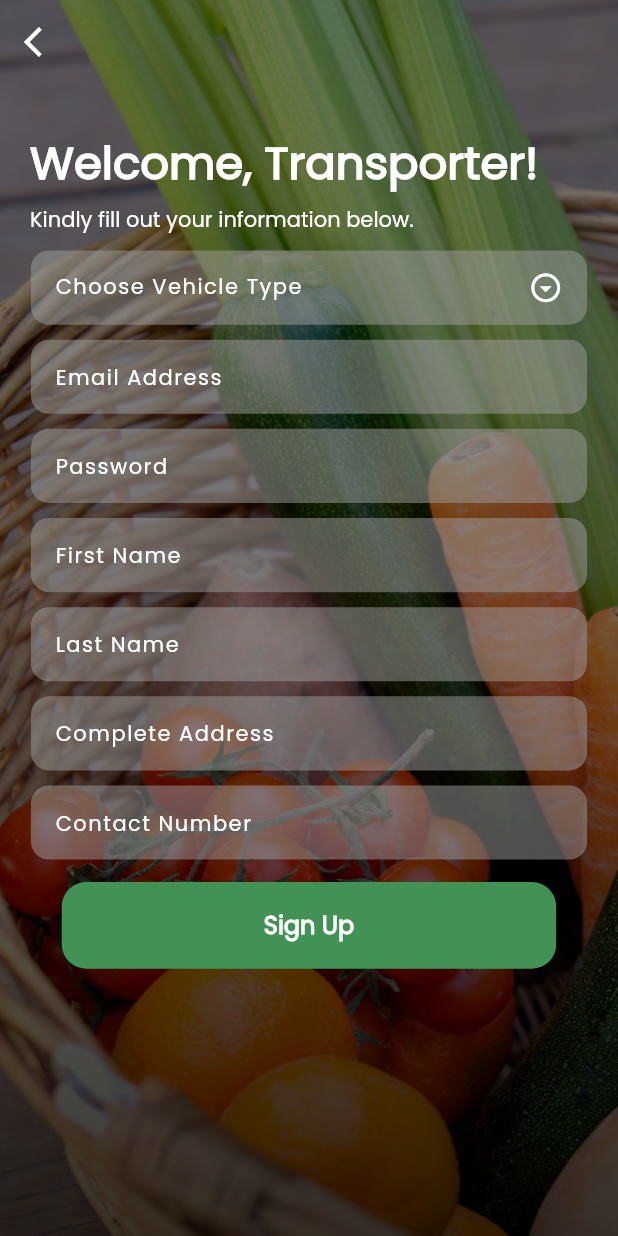
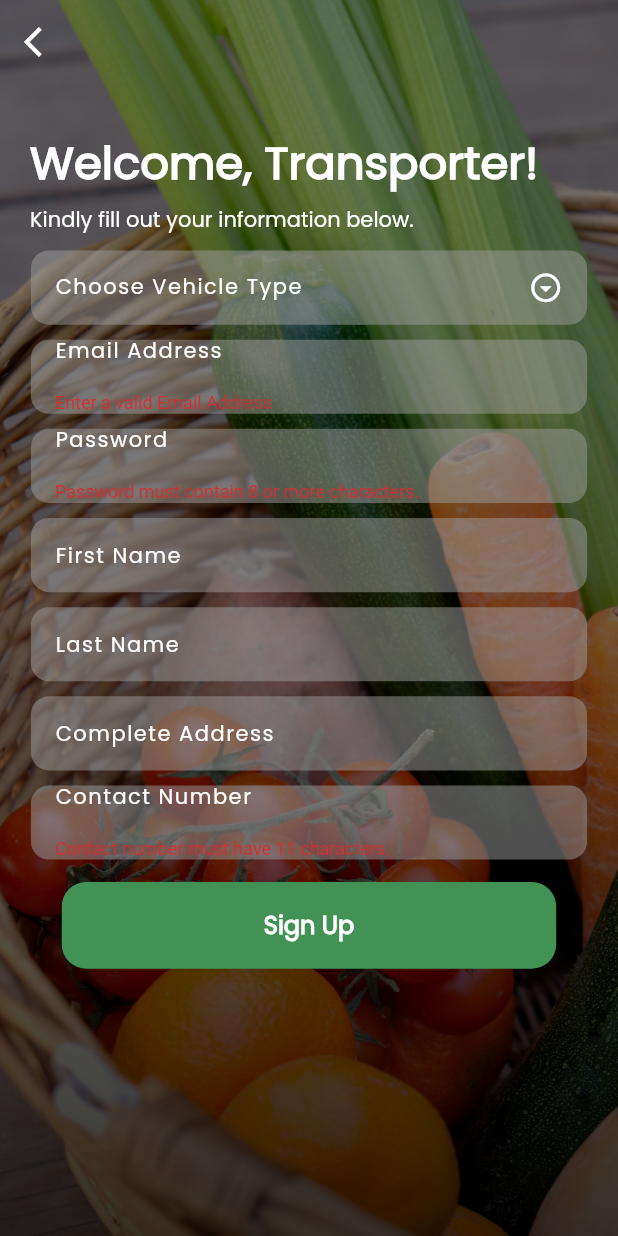
Before and after one commit to gailmaac/Croptivate, a Flutter app: the RegisterTransporter screen opened by its route, after a tap on "Sign Up", on a phone screen of 412 x 824 dp. Run offline on Flutter 3.47's test engine with Material 2 defaults, Android fonts, the phone set to English and light mode, and no system bars; our stand-ins replace cloud_firestore, firebase_auth, firebase_core, flutter_spinkit; accounts and stored records are empty.

Commit message:
Update register_transporter.dart

```diff
--- a/croptivate_app/lib/screens/authentication/register_transporter.dart
+++ b/croptivate_app/lib/screens/authentication/register_transporter.dart
@@ -1,4 +1,6 @@
 import 'package:croptivate_app/pallete.dart';
+import 'package:croptivate_app/services/auth.dart';
+import 'package:croptivate_app/shared/loading.dart';
 import 'package:croptivate_app/widgets/backgroundimage.dart';
 import 'package:croptivate_app/widgets/heading_account.dart';
 import 'package:croptivate_app/widgets/subtext.dart';
@@ -15,9 +17,20 @@ class RegisterTransporter extends StatefulWidget {
 
 class _RegisterTransporterState extends State<RegisterTransporter> {
 
+  final AuthService _auth = AuthService();
+  final _formKey = GlobalKey<FormState>();
+  bool loading = false;
 
   var myInitialItem;
 
+  String email = '';
+  String password = '';
+  String fname = '';
+  String lname = '';
+  String loc = '';
+  String cnum = '';
+
+  String error = '';
 
   List<String> myItems = [
     "Truck",
@@ -28,12 +41,14 @@ List<String> myItems = [
   @override
   Widget build(BuildContext context) {
     Size size = MediaQuery.of(context).size;
-    return Stack(
+    return loading ? Loading() : Stack(
       children: [
         BackgroundImage(image: "assets/vegetable4.jpg"),
         Scaffold(
           backgroundColor: Colors.transparent,
           body: SingleChildScrollView(
+            child: Form(
+              key: _formKey,
               child: Container(
                 child: Column(
                   children: [
@@ -95,7 +110,11 @@ List<String> myItems = [
                           borderRadius: BorderRadius.circular(12),
                         ),
                         child: Center(
-                        child: TextField(
+                          child: TextFormField(
+                            validator: (val) => val!.isEmpty ? 'Enter a valid Email Address' : null,
+                            onChanged: (val) {
+                              setState(() => email = val);
+                              },
                             decoration: InputDecoration(
                               border: InputBorder.none,
                               hintText: "Email Address",
@@ -121,7 +140,11 @@ List<String> myItems = [
                           borderRadius: BorderRadius.circular(12),
                         ),
                         child: Center(
-                        child: TextField(
+                          child: TextFormField(
+                          validator: (val) => val!.length < 8 ? 'Password must contain 8 or more characters.' : null,
+                          onChanged: (val) {
+                          setState(() => password = val);
+                          },
                             decoration: InputDecoration(
                               border: InputBorder.none,
                               hintText: "Password",
@@ -148,7 +171,10 @@ List<String> myItems = [
                           borderRadius: BorderRadius.circular(12),
                         ),
                         child: Center(
-                        child: TextField(
+                          child: TextFormField(
+                            onChanged: (val) {
+                            setState(() => fname = val);
+                            },
                             decoration: InputDecoration(
                               border: InputBorder.none,
                               hintText: "First Name",
@@ -174,7 +200,10 @@ List<String> myItems = [
                           borderRadius: BorderRadius.circular(12),
                         ),
                         child: Center(
-                        child: TextField(
+                          child: TextFormField(
+                             onChanged: (val) {
+                              setState(() => lname = val);
+                              },
                             decoration: InputDecoration(
                               border: InputBorder.none,
                               hintText: "Last Name",
@@ -200,7 +229,10 @@ List<String> myItems = [
                           borderRadius: BorderRadius.circular(12),
                         ),
                         child: Center(
-                        child: TextField(
+                          child: TextFormField(
+                             onChanged: (val) {
+                              setState(() => loc = val);
+                              },
                             decoration: InputDecoration(
                               border: InputBorder.none,
                               hintText: "Complete Address",
@@ -226,7 +258,11 @@ List<String> myItems = [
                           borderRadius: BorderRadius.circular(12),
                         ),
                         child: Center(
-                        child: TextField(
+                          child: TextFormField(
+                            validator: (val) => val!.length < 11 ? 'Contact number must have 11 characters.' : null,
+                            onChanged: (val) {
+                            setState(() => cnum = val);
+                            },
                             decoration: InputDecoration(
                               border: InputBorder.none,
                               hintText: "Contact Number",
@@ -249,6 +285,18 @@ List<String> myItems = [
                         color: cGreen),
                       child: TextButton(
                         onPressed: () async {
+                          if (_formKey.currentState!.validate()){
+                            setState(() {
+                              loading = true;
+                            });
+                             dynamic result = await _auth.registerTransporter(email, password);
+                             if (result == null) {
+                               setState(() {
+                                  error = "Please supply valid Email";
+                                  loading = false;
+                               });
+                             }
+                          }
                         },
                         child: Text(
                           "Sign Up",
@@ -262,6 +310,7 @@ List<String> myItems = [
               ),
             ),
           ),
+        ),
       ],
     );
   }
```
Lines whose indentation alone changed are shown as unchanged.
